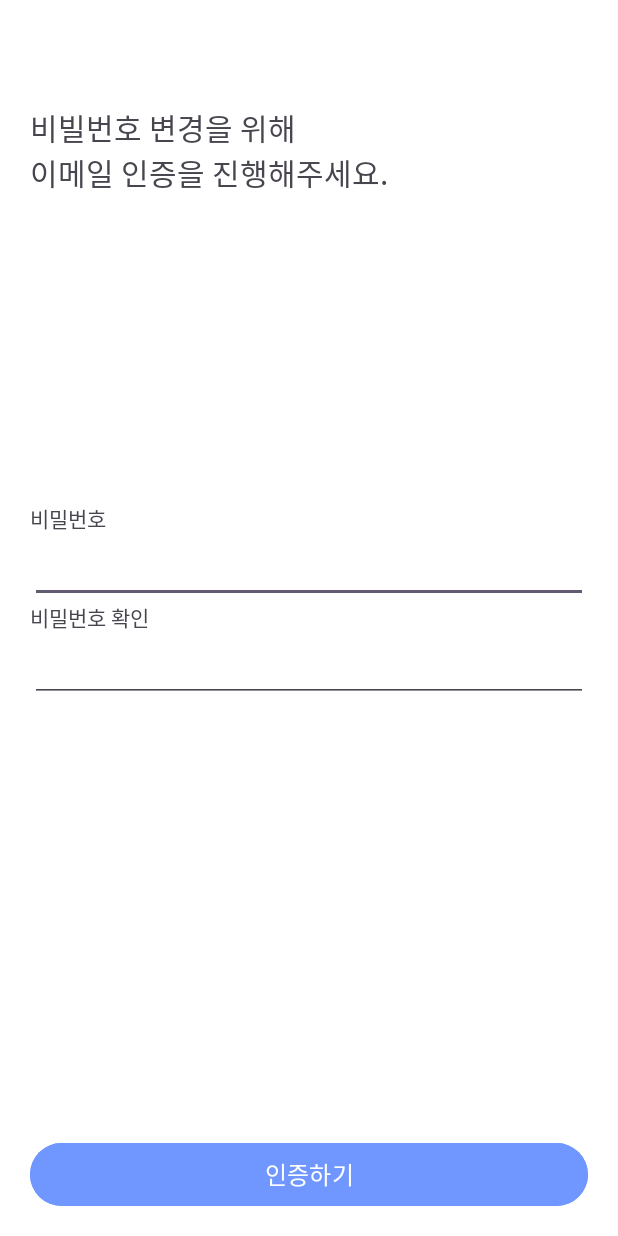
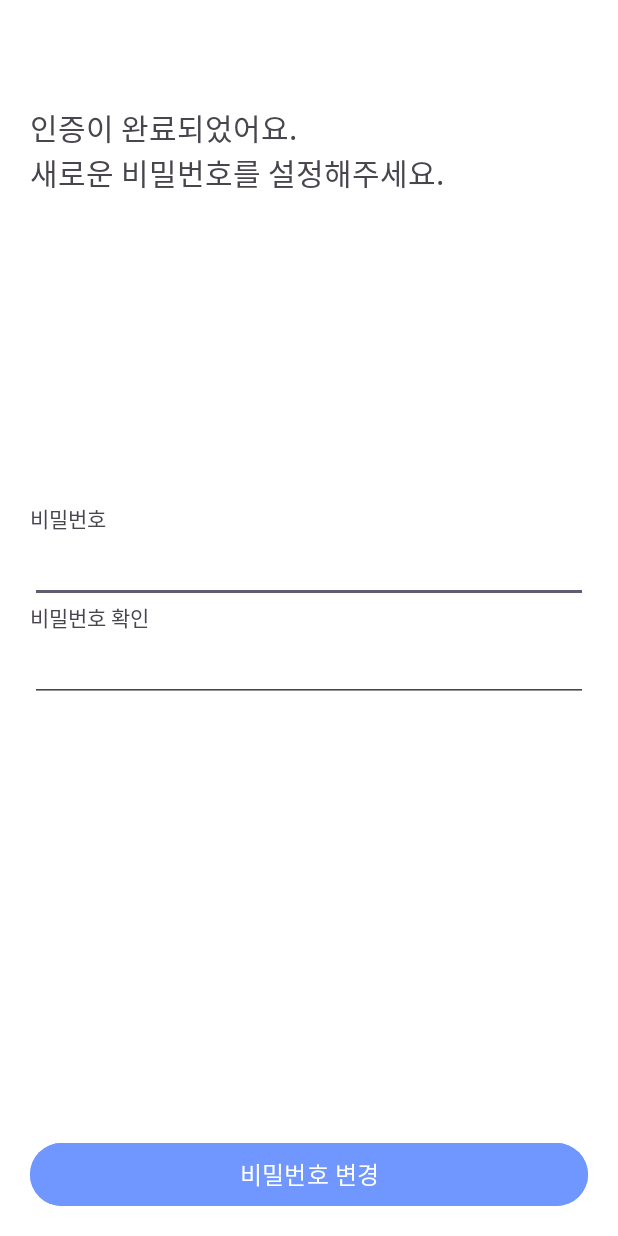
Before and after one commit to sujungeee/mr_patent, an Android app: the fragment PwdChangeFragment shown on its own in the app's theme, on a phone screen of 412 x 824 dp. Run offline under Robolectric (Android 15) with nearby library versions, the phone set to English and light mode, and no system bars.

Commit message:
fix: 디자인 세부사항 수정

```diff
--- a/mr_patent_android/app/src/main/res/layout/fragment_login.xml
+++ b/mr_patent_android/app/src/main/res/layout/fragment_login.xml
@@ -12,7 +12,6 @@
         android:id="@+id/iv_logo"
         android:layout_width="100dp"
         android:layout_height="100dp"
-        android:layout_marginBottom="50dp"
         android:scaleType="centerInside"
         android:src="@drawable/logo"
         app:layout_constraintBottom_toTopOf="@+id/et_email"
--- a/mr_patent_android/app/src/main/res/layout/fragment_pwd_change.xml
+++ b/mr_patent_android/app/src/main/res/layout/fragment_pwd_change.xml
@@ -18,9 +18,9 @@
         android:layout_marginTop="70dp"
         android:scaleType="centerInside"
         android:src="@drawable/logo"
-        android:textSize="20sp"
         style="@style/customTitleFontStyle"
-        android:text="비빌번호 변경을 위해\n이메일 인증을 진행해주세요."
+        android:textSize="20dp"
+        android:text="인증이 완료되었어요.\n새로운 비밀번호를 설정해주세요."
         app:layout_constraintStart_toStartOf="parent"
         app:layout_constraintTop_toTopOf="parent" />
 
@@ -78,7 +78,7 @@
         android:layout_marginHorizontal="20dp"
         android:layout_marginTop="50dp"
         android:backgroundTint="#7097FF"
-        android:text="인증하기"
+        android:text="비밀번호 변경"
         android:textColor="@android:color/white"
         android:textSize="16sp"
         android:layout_marginBottom="16dp"
--- a/mr_patent_android/app/src/main/res/values/font_style.xml
+++ b/mr_patent_android/app/src/main/res/values/font_style.xml
@@ -14,6 +14,6 @@
 
     <style name="customTitleFontStyle" parent="Widget.AppCompat.TextView">
         <item name="android:fontFamily">@font/pretendard_semibold</item>
-        <item name="android:textSize">20sp</item>
+        <item name="android:textSize">23sp</item>
     </style>
 </resources>
```
